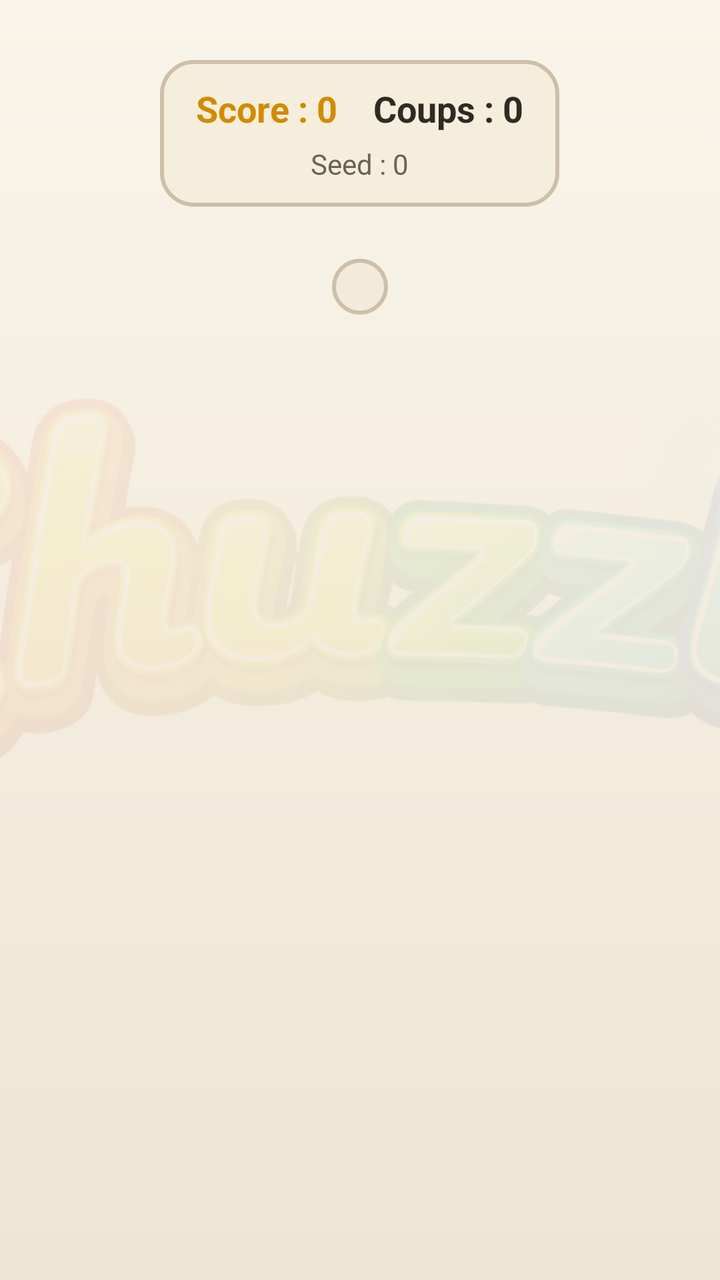
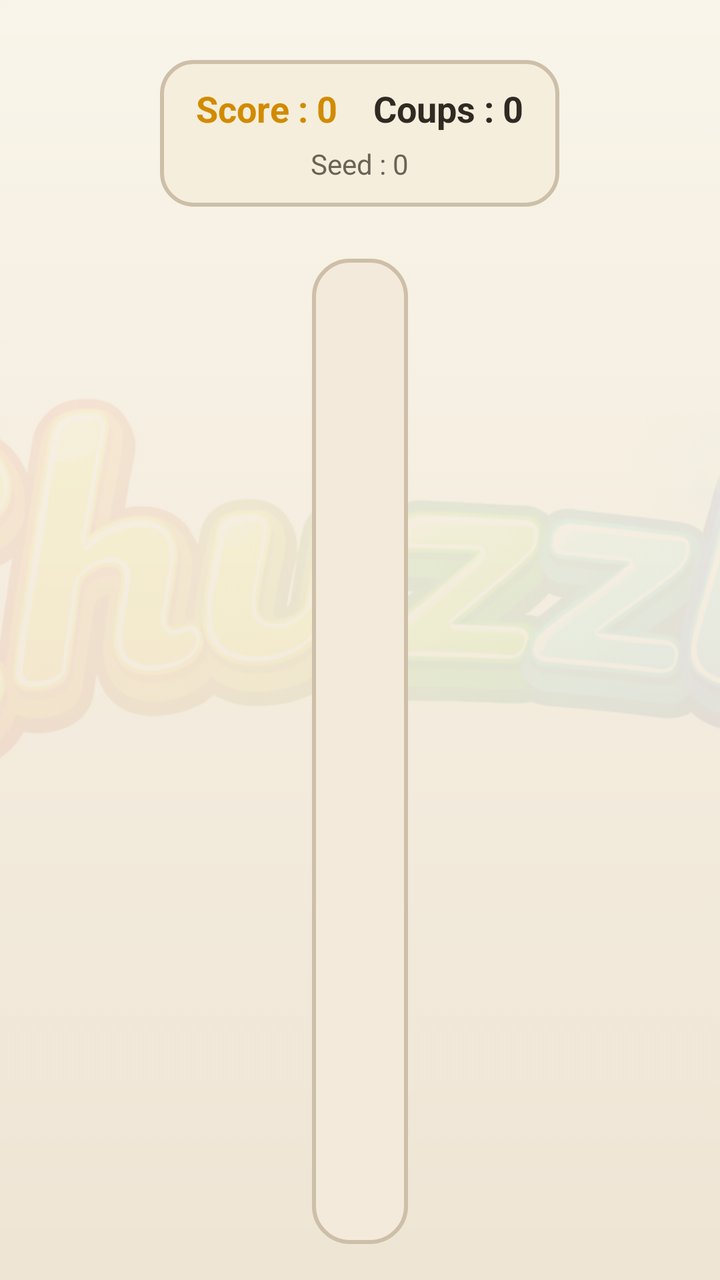

Compare the two renders of this Android layout. The source of the first and the diff that turns it into the second are given below.
<!-- AndroidManifest.xml: application theme Base.Theme.Chuzzle -->
<!-- res/layout/activity_jeu.xml -->
<?xml version="1.0" encoding="utf-8"?>
<RelativeLayout xmlns:android="http://schemas.android.com/apk/res/android"
    android:layout_width="match_parent"
    android:layout_height="match_parent"
    android:background="@drawable/fond_ecran_jeu">

    <ImageView
        android:id="@+id/imgFondJeu"
        android:layout_width="match_parent"
        android:layout_height="match_parent"
        android:alpha="0.07"
        android:contentDescription="@null"
        android:scaleType="centerCrop"
        android:src="@drawable/logo" />

    <LinearLayout
        android:id="@+id/contenuJeu"
        android:layout_width="match_parent"
        android:layout_height="match_parent"
        android:gravity="center_horizontal"
        android:orientation="vertical"
        android:paddingStart="@dimen/padding_contenu_jeu_h"
        android:paddingTop="22dp"
        android:paddingEnd="@dimen/padding_contenu_jeu_h"
        android:paddingBottom="18dp">

        <LinearLayout
            android:layout_width="wrap_content"
            android:layout_height="wrap_content"
            android:layout_marginTop="8dp"
            android:background="@drawable/fond_bandeau_jeu"
            android:gravity="center_horizontal"
            android:orientation="vertical"
            android:paddingStart="@dimen/padding_bandeau_jeu_h"
            android:paddingTop="@dimen/padding_bandeau_jeu_v"
            android:paddingEnd="@dimen/padding_bandeau_jeu_h"
            android:paddingBottom="@dimen/padding_bandeau_jeu_v">

            <LinearLayout
                android:layout_width="wrap_content"
                android:layout_height="wrap_content"
                android:gravity="center"
                android:orientation="horizontal">

                <TextView
                    android:id="@+id/txtScore"
                    android:layout_width="wrap_content"
                    android:layout_height="wrap_content"
                    android:layout_marginEnd="18dp"
                    android:text="Score : 0"
                    android:textColor="@color/ui_score"
                    android:textSize="18sp"
                    android:textStyle="bold" />

                <TextView
                    android:id="@+id/txtCoups"
                    android:layout_width="wrap_content"
                    android:layout_height="wrap_content"
                    android:text="Coups : 0"
                    android:textColor="@color/ui_game_text"
                    android:textSize="18sp"
                    android:textStyle="bold" />
            </LinearLayout>

            <TextView
                android:id="@+id/txtSeed"
                android:layout_width="wrap_content"
                android:layout_height="wrap_content"
                android:layout_marginTop="6dp"
                android:text="Seed : 0"
                android:textColor="@color/ui_game_text_soft"
                android:textSize="14sp" />
        </LinearLayout>

        <LinearLayout
            android:layout_width="wrap_content"
            android:layout_height="wrap_content"
            android:layout_marginTop="26dp"
            android:background="@drawable/fond_grille_jeu"
            android:orientation="vertical"
            android:padding="@dimen/padding_cadre_grille">

            <GridLayout
                android:id="@+id/grilleJeu"
                android:layout_width="wrap_content"
                android:layout_height="wrap_content"
                android:alignmentMode="alignMargins"
                android:columnCount="6"
                android:rowCount="6" />
        </LinearLayout>

    </LinearLayout>

    <LinearLayout
        android:id="@+id/overlayFin"
        android:layout_width="match_parent"
        android:layout_height="match_parent"
        android:background="#CC1D1E2C"
        android:clickable="true"
        android:focusable="true"
        android:gravity="center"
        android:orientation="vertical"
        android:padding="24dp"
        android:visibility="gone">

        <TextView
            android:id="@+id/txtOverlayFinTitre"
            android:layout_width="wrap_content"
            android:layout_height="wrap_content"
            android:background="@drawable/fond_bandeau_jeu"
            android:paddingStart="22dp"
            android:paddingTop="12dp"
            android:paddingEnd="22dp"
            android:paddingBottom="12dp"
            android:text="@string/overlay_fin_titre"
            android:textColor="@color/ui_game_text"
            android:textSize="22sp"
            android:textStyle="bold" />

        <TextView
            android:id="@+id/txtOverlayFinSeed"
            android:layout_width="wrap_content"
            android:layout_height="wrap_content"
            android:layout_marginTop="14dp"
            android:background="@drawable/fond_bandeau_jeu"
            android:paddingStart="18dp"
            android:paddingTop="10dp"
            android:paddingEnd="18dp"
            android:paddingBottom="10dp"
            android:textColor="@color/ui_game_text_soft"
            android:textSize="16sp" />
    </LinearLayout>

</RelativeLayout>
<!-- resources referenced by this layout -->
<resources>
  <color name="ui_game_text">#FF2F2A23</color>
  <color name="ui_game_text_soft">#FF6B6256</color>
  <color name="ui_score">#FFD18B00</color>
  <dimen name="padding_bandeau_jeu_h">18dp</dimen>
  <dimen name="padding_bandeau_jeu_v">12dp</dimen>
  <dimen name="padding_cadre_grille">14dp</dimen>
  <dimen name="padding_contenu_jeu_h">18dp</dimen>
  <!-- drawable fond_bandeau_jeu (drawable) -->
  <?xml version="1.0" encoding="utf-8"?>
  <shape xmlns:android="http://schemas.android.com/apk/res/android">
      <corners android:radius="16dp" />
      <solid android:color="@color/ui_game_panel" />
      <stroke
          android:width="2dp"
          android:color="@color/ui_game_panel_stroke" />
  </shape>
  <!-- drawable fond_ecran_jeu (drawable) -->
  <?xml version="1.0" encoding="utf-8"?>
  <shape xmlns:android="http://schemas.android.com/apk/res/android">
      <gradient
          android:angle="270"
          android:startColor="@color/ui_game_bg_top"
          android:endColor="@color/ui_game_bg_bottom" />
  </shape>
  <!-- drawable fond_grille_jeu (drawable) -->
  <?xml version="1.0" encoding="utf-8"?>
  <shape xmlns:android="http://schemas.android.com/apk/res/android">
      <corners android:radius="18dp" />
      <solid android:color="@color/ui_game_grid" />
      <stroke
          android:width="2dp"
          android:color="@color/ui_game_grid_stroke" />
  </shape>
  <!-- drawable logo: png bitmap (drawable, 330142 bytes) -->
  <string name="overlay_fin_titre">Partie finie</string>
  <style name="Base.Theme.Chuzzle" parent="Theme.Material3.Light">
          <item name="android:windowNoTitle">false</item>
          <item name="android:windowActionBar">true</item>
          <item name="android:colorBackground">@color/ui_background</item>
          <item name="android:statusBarColor">@color/ui_hud_background</item>
          <item name="android:navigationBarColor">@color/ui_background</item>
          <item name="colorPrimary">@color/ui_hud_background</item>
          <item name="colorOnPrimary">@color/ui_text</item>
      </style>
  <color name="ui_game_panel">#F7F6EEDC</color>
  <color name="ui_game_panel_stroke">#FFCDBFA8</color>
  <color name="ui_game_bg_top">#FFF9F4E8</color>
  <color name="ui_game_bg_bottom">#FFEDE3D1</color>
  <color name="ui_game_grid">#FFF3EADB</color>
  <color name="ui_game_grid_stroke">#FFCDBFA8</color>
  <color name="ui_background">#FFF9F4E8</color>
  <color name="ui_hud_background">#FFF6EEDC</color>
  <color name="ui_text">#FF2F2A23</color>
</resources>

<!-- the commit's change to res/layout/activity_jeu.xml (unified diff, before → after) -->
@@ -80,13 +80,69 @@
             android:orientation="vertical"
             android:padding="@dimen/padding_cadre_grille">
 
-            <GridLayout
-                android:id="@+id/grilleJeu"
+            <LinearLayout
                 android:layout_width="wrap_content"
                 android:layout_height="wrap_content"
-                android:alignmentMode="alignMargins"
-                android:columnCount="6"
-                android:rowCount="6" />
+                android:orientation="vertical">
+
+                <LinearLayout
+                    android:layout_width="wrap_content"
+                    android:layout_height="wrap_content"
+                    android:orientation="horizontal">
+
+                    <View
+                        android:layout_width="20dp"
+                        android:layout_height="wrap_content" />
+
+                    <LinearLayout
+                        android:id="@+id/entetesColonnes"
+                        android:layout_width="wrap_content"
+                        android:layout_height="wrap_content"
+                        android:orientation="horizontal" />
+                </LinearLayout>
+
+                <LinearLayout
+                    android:layout_width="wrap_content"
+                    android:layout_height="wrap_content"
+                    android:orientation="horizontal">
+
+                    <LinearLayout
+                        android:id="@+id/entetesLignes"
+                        android:layout_width="wrap_content"
+                        android:layout_height="wrap_content"
+                        android:orientation="vertical" />
+
+                    <GridLayout
+                        android:id="@+id/grilleJeu"
+                        android:layout_width="wrap_content"
+                        android:layout_height="wrap_content"
+                        android:alignmentMode="alignMargins"
+                        android:columnCount="6"
+                        android:rowCount="6" />
+                </LinearLayout>
+            </LinearLayout>
+        </LinearLayout>
+
+        <LinearLayout
+            android:id="@+id/blocAide"
+            android:layout_width="wrap_content"
+            android:layout_height="wrap_content"
+            android:layout_marginTop="14dp"
+            android:background="@drawable/fond_bandeau_jeu"
+            android:orientation="vertical"
+            android:paddingStart="14dp"
+            android:paddingTop="10dp"
+            android:paddingEnd="14dp"
+            android:paddingBottom="10dp">
+
+            <TextView
+                android:id="@+id/txtBlocAide"
+                android:layout_width="wrap_content"
+                android:layout_height="wrap_content"
+                android:minWidth="150dp"
+                android:textColor="@color/ui_game_text"
+                android:textSize="14sp"
+                android:textStyle="bold" />
         </LinearLayout>
 
     </LinearLayout>
